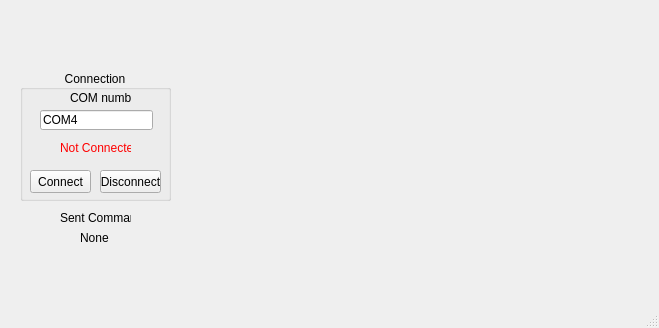
Before: the Qt Designer form ROV15/mainwindow.ui in youssefMagdy29/ROV-15, drawn with Qt 5.
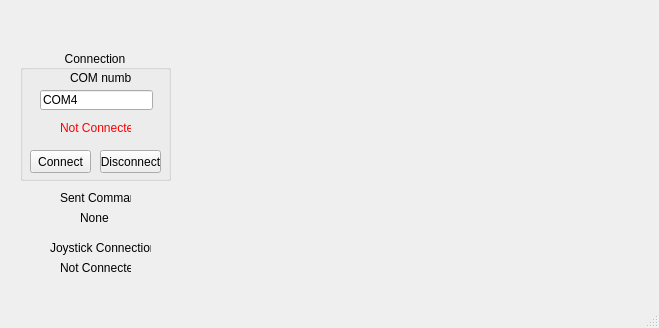
After: the same form once the commit is applied. Custom widgets are drawn as their Qt base class.

Commit message: adding joystick connection status to UI

```diff
--- a/ROV15/mainwindow.ui
+++ b/ROV15/mainwindow.ui
@@ -18,7 +18,7 @@
     <property name="geometry">
      <rect>
       <x>20</x>
-      <y>70</y>
+      <y>50</y>
       <width>151</width>
       <height>131</height>
      </rect>
@@ -102,7 +102,7 @@
     <property name="geometry">
      <rect>
       <x>60</x>
-      <y>210</y>
+      <y>190</y>
       <width>71</width>
       <height>16</height>
      </rect>
@@ -118,7 +118,7 @@
     <property name="geometry">
      <rect>
       <x>80</x>
-      <y>230</y>
+      <y>210</y>
       <width>31</width>
       <height>16</height>
      </rect>
@@ -139,6 +139,35 @@
     <widget class="QCameraViewfinder" name="viewfinder"/>
     <widget class="QWidget" name="page_2"/>
    </widget>
+   <widget class="QLabel" name="joystickConnection">
+    <property name="geometry">
+     <rect>
+      <x>50</x>
+      <y>240</y>
+      <width>101</width>
+      <height>16</height>
+     </rect>
+    </property>
+    <property name="text">
+     <string>Joystick Connection:</string>
+    </property>
+    <property name="alignment">
+     <set>Qt::AlignLeading|Qt::AlignLeft|Qt::AlignVCenter</set>
+    </property>
+   </widget>
+   <widget class="QLabel" name="joystickStatus">
+    <property name="geometry">
+     <rect>
+      <x>60</x>
+      <y>260</y>
+      <width>71</width>
+      <height>16</height>
+     </rect>
+    </property>
+    <property name="text">
+     <string>Not Connected</string>
+    </property>
+   </widget>
   </widget>
   <widget class="QStatusBar" name="statusBar"/>
  </widget>
```
The commit also changes 1 other file.
